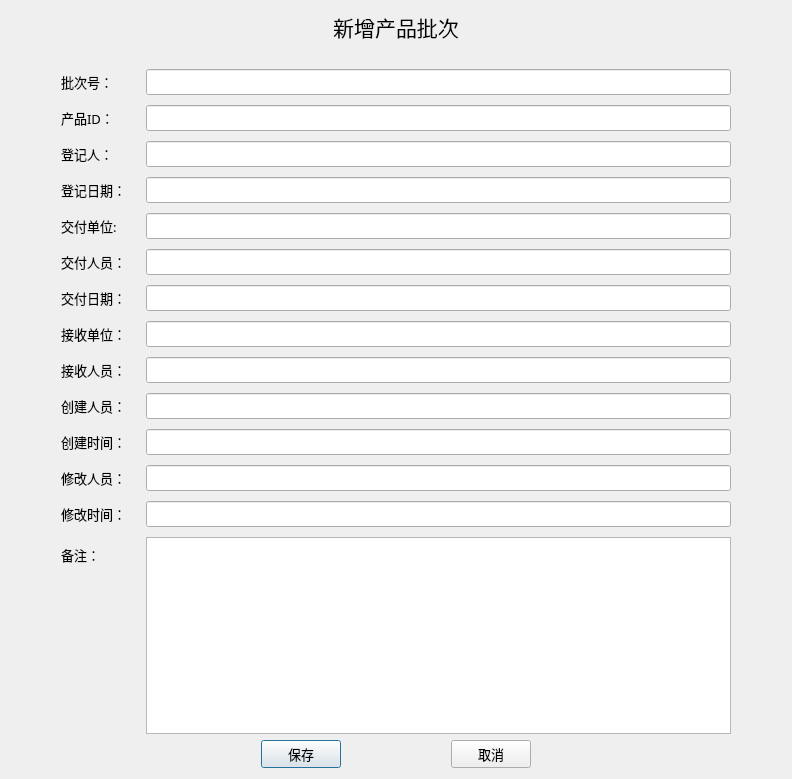
The window that UI/addProductBatchView.ui (ZzuMrHuang/Product_Management_System) describes before a commit, drawn with Qt 5.
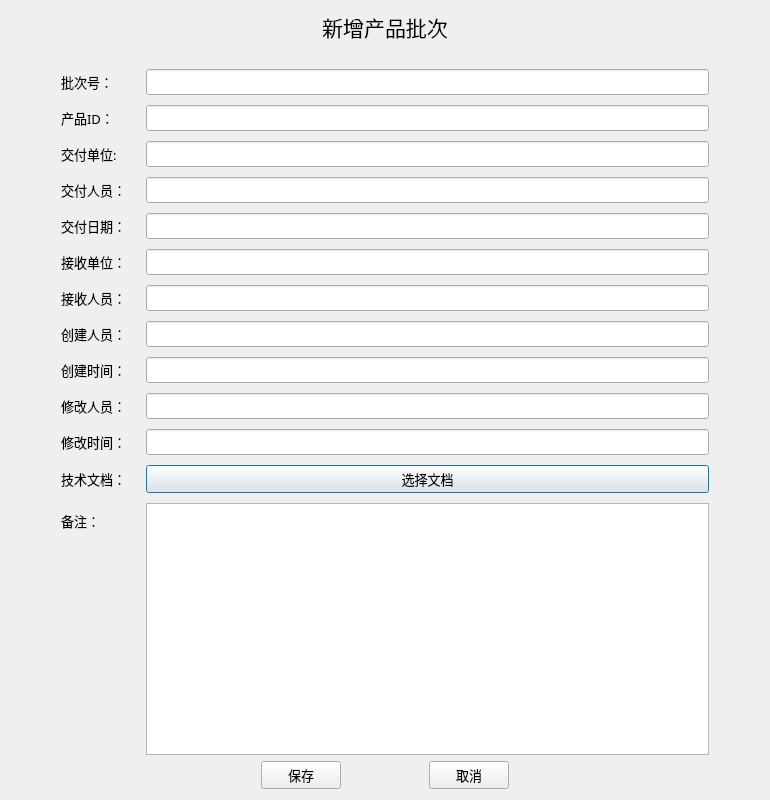
The same window after the commit.

What changed in the file:
```diff
--- a/UI/addProductBatchView.ui
+++ b/UI/addProductBatchView.ui
@@ -6,8 +6,8 @@
    <rect>
     <x>0</x>
     <y>0</y>
-    <width>792</width>
-    <height>779</height>
+    <width>770</width>
+    <height>800</height>
    </rect>
   </property>
   <property name="font">
@@ -77,125 +77,119 @@
       <widget class="QLineEdit" name="ProductID"/>
      </item>
      <item row="2" column="0">
-      <widget class="QLabel" name="Label_2">
-       <property name="text">
-        <string>登记人：</string>
-       </property>
-      </widget>
-     </item>
-     <item row="2" column="1">
-      <widget class="QLineEdit" name="recorder"/>
-     </item>
-     <item row="3" column="0">
-      <widget class="QLabel" name="Label_3">
-       <property name="text">
-        <string>登记日期：</string>
-       </property>
-      </widget>
-     </item>
-     <item row="3" column="1">
-      <widget class="QLineEdit" name="recordDate"/>
-     </item>
-     <item row="4" column="0">
       <widget class="QLabel" name="Label_4">
        <property name="text">
         <string>交付单位:</string>
        </property>
       </widget>
      </item>
-     <item row="4" column="1">
+     <item row="2" column="1">
       <widget class="QLineEdit" name="deliverCompany"/>
      </item>
-     <item row="5" column="0">
+     <item row="3" column="0">
       <widget class="QLabel" name="Label_5">
        <property name="text">
         <string>交付人员：</string>
        </property>
       </widget>
      </item>
-     <item row="5" column="1">
+     <item row="3" column="1">
       <widget class="QLineEdit" name="deliverer"/>
      </item>
-     <item row="7" column="0">
+     <item row="4" column="0">
+      <widget class="QLabel" name="Label_13">
+       <property name="text">
+        <string>交付日期：</string>
+       </property>
+      </widget>
+     </item>
+     <item row="4" column="1">
+      <widget class="QLineEdit" name="deliverDate"/>
+     </item>
+     <item row="5" column="0">
       <widget class="QLabel" name="Label_6">
        <property name="text">
         <string>接收单位：</string>
        </property>
       </widget>
      </item>
-     <item row="7" column="1">
+     <item row="5" column="1">
       <widget class="QLineEdit" name="receiveCompany"/>
      </item>
-     <item row="8" column="0">
+     <item row="6" column="0">
       <widget class="QLabel" name="Label_7">
        <property name="text">
         <string>接收人员：</string>
        </property>
       </widget>
      </item>
-     <item row="8" column="1">
+     <item row="6" column="1">
       <widget class="QLineEdit" name="receiver"/>
      </item>
-     <item row="9" column="0">
+     <item row="7" column="0">
       <widget class="QLabel" name="Label_8">
        <property name="text">
         <string>创建人员：</string>
        </property>
       </widget>
      </item>
-     <item row="9" column="1">
+     <item row="7" column="1">
       <widget class="QLineEdit" name="createID"/>
      </item>
-     <item row="10" column="0">
+     <item row="8" column="0">
       <widget class="QLabel" name="Label_9">
        <property name="text">
         <string>创建时间：</string>
        </property>
       </widget>
      </item>
-     <item row="10" column="1">
+     <item row="8" column="1">
       <widget class="QLineEdit" name="createTime"/>
      </item>
-     <item row="11" column="0">
+     <item row="9" column="0">
       <widget class="QLabel" name="Label_10">
        <property name="text">
         <string>修改人员：</string>
        </property>
       </widget>
      </item>
-     <item row="11" column="1">
+     <item row="9" column="1">
       <widget class="QLineEdit" name="updateID"/>
      </item>
-     <item row="12" column="0">
+     <item row="10" column="0">
       <widget class="QLabel" name="Label_11">
        <property name="text">
         <string>修改时间：</string>
        </property>
       </widget>
      </item>
-     <item row="12" column="1">
+     <item row="10" column="1">
       <widget class="QLineEdit" name="updateTime"/>
      </item>
-     <item row="13" column="0">
+     <item row="11" column="0">
+      <widget class="QLabel" name="Label_14">
+       <property name="text">
+        <string>技术文档：</string>
+       </property>
+      </widget>
+     </item>
+     <item row="11" column="1">
+      <widget class="QPushButton" name="documentPathButton">
+       <property name="text">
+        <string>选择文档</string>
+       </property>
+      </widget>
+     </item>
+     <item row="12" column="0">
       <widget class="QLabel" name="Label_12">
        <property name="text">
         <string>备注：</string>
        </property>
       </widget>
      </item>
-     <item row="13" column="1">
+     <item row="12" column="1">
       <widget class="QTextEdit" name="remark"/>
      </item>
-     <item row="6" column="0">
-      <widget class="QLabel" name="Label_13">
-       <property name="text">
-        <string>交付日期：</string>
-       </property>
-      </widget>
-     </item>
-     <item row="6" column="1">
-      <widget class="QLineEdit" name="deliverDate"/>
-     </item>
     </layout>
    </item>
    <item>
```
Left out of the diff: 4 changed lines with no effect on the pictures.
